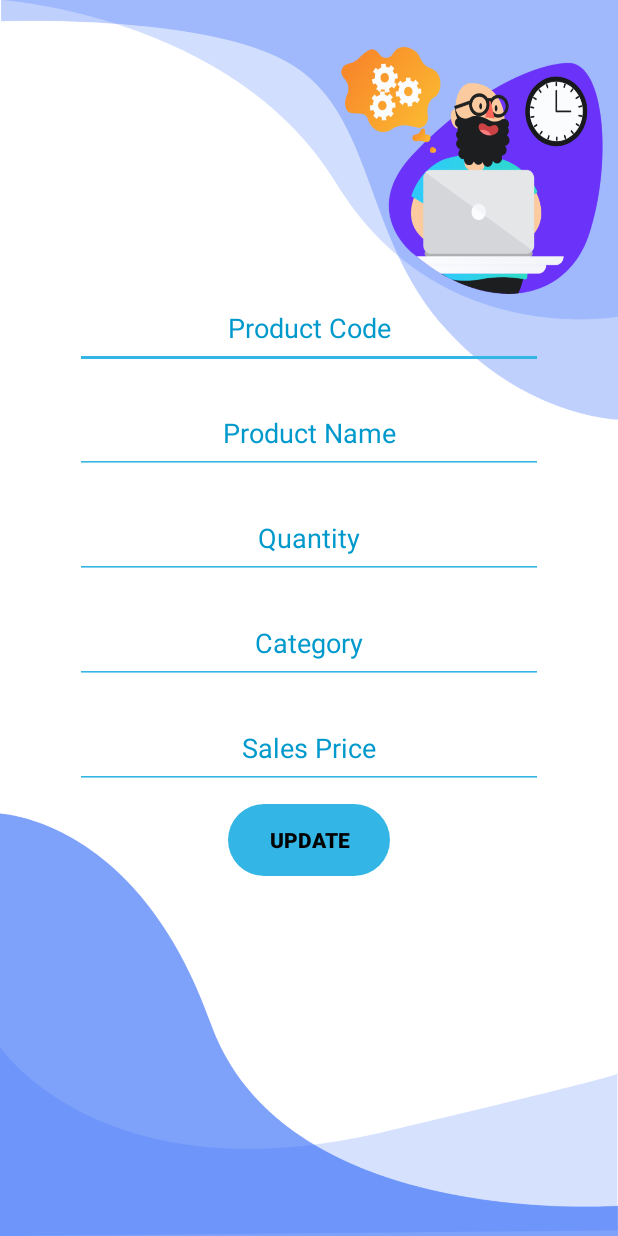
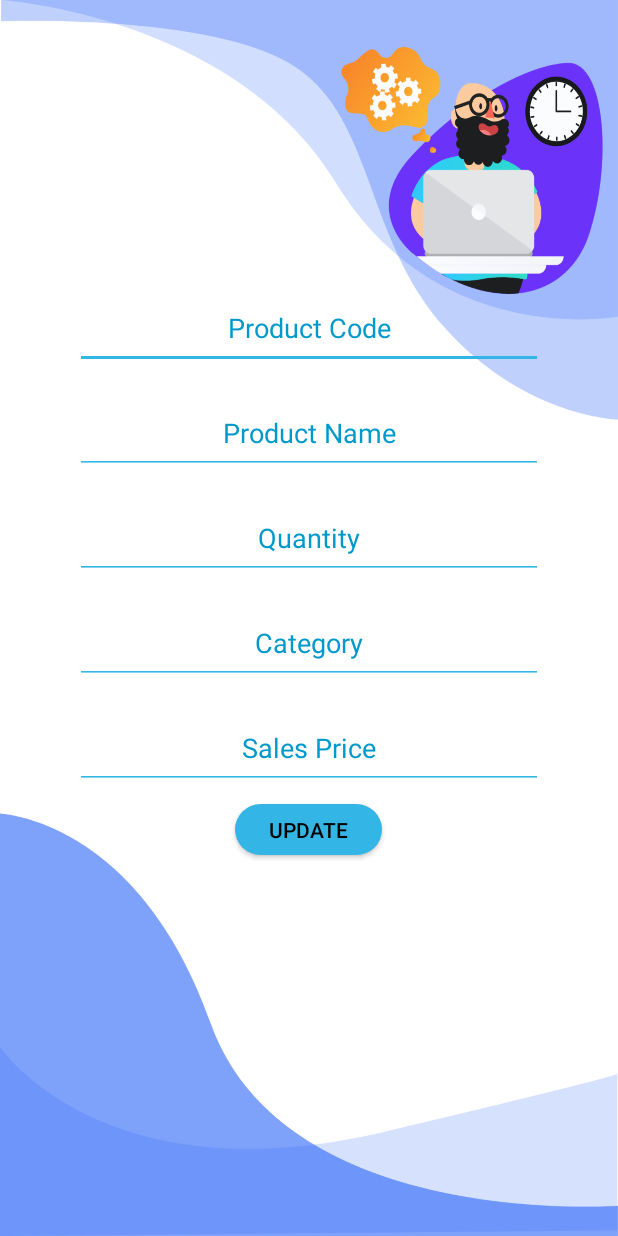
Before and after one commit to Alokakaluarachchi/Aplus-App-Android-, an Android app: the fragment InventoryUpdate shown on its own in the app's theme, on a phone screen of 412 x 824 dp. Run offline under Robolectric (Android 15) with nearby library versions, the phone set to English and light mode, and no system bars.

Commit message:
implemented crud1

```diff
--- a/app/src/main/java/com/example/aplusapp/activity/InventoryListActivity.java
+++ b/app/src/main/java/com/example/aplusapp/activity/InventoryListActivity.java
@@ -53,7 +53,7 @@ public class InventoryListActivity extends Fragment {
         recyclerViewInventory = (RecyclerView) rootView.findViewById(R.id.recycler_view_inventory);
         btnInventory = rootView.findViewById(R.id.btnAddInventory);
 
-        iAdapter = new InventoryAdapter(inventoryList,getActivity().getApplication(), token, getChildFragmentManager(), InventoryListActivity.this , new ClickListener() {
+        iAdapter = new InventoryAdapter(inventoryList,getActivity().getApplication(), token, getChildFragmentManager(), InventoryListActivity.this, getContext() , new ClickListener() {
             @Override
             public void onPositionClicked(int position) {
 
--- a/app/src/main/java/com/example/aplusapp/activity/InventoryUpdate.java
+++ b/app/src/main/java/com/example/aplusapp/activity/InventoryUpdate.java
@@ -43,6 +43,7 @@ public class InventoryUpdate extends Fragment {
                 String priceInput = usalesprice.getText().toString().trim();
                 String categoryInput = ucategory.getText().toString().trim();
 
+
                 if(idInput.isEmpty()){
                     uid.setError("Field can't be empty");
                     return ;
@@ -73,6 +74,7 @@ public class InventoryUpdate extends Fragment {
                 inventoryrepo.updateInventory(imodel);
 
                 Toast.makeText(getActivity(),"Successfully Updated",Toast.LENGTH_SHORT).show();
+                getFragmentManager().beginTransaction().replace(R.id.fragmentContainer, new InventoryListActivity()).commit();
 
             }
         });
--- a/app/src/main/java/com/example/aplusapp/db/dao/InventoryDao.java
+++ b/app/src/main/java/com/example/aplusapp/db/dao/InventoryDao.java
@@ -31,4 +31,6 @@ public interface InventoryDao {
     @Query("SELECT * FROM inventory ORDER BY InventoryName asc")
     LiveData<List<Inventory>> fetchAll();
 
+    @Query("select * from inventory where ID = :ID")
+    Inventory findByID(int ID);
 }
--- a/app/src/main/java/com/example/aplusapp/db/repos/InventoryRepository.java
+++ b/app/src/main/java/com/example/aplusapp/db/repos/InventoryRepository.java
@@ -8,6 +8,7 @@ import com.example.aplusapp.db.GeneralRoomDatabase;
 import com.example.aplusapp.db.dao.InventoryDao;
 import com.example.aplusapp.model.Customers;
 import com.example.aplusapp.model.Inventory;
+import com.example.aplusapp.model.Users;
 
 import java.util.List;
 
@@ -43,7 +44,10 @@ public class InventoryRepository {
             inventoryDao.updateInventory(inventory);
         });
     }
-
+    public Inventory findByID(int id){
+        Inventory inventory = inventoryDao.findByID(id);
+        return inventory;
+    }
 
 
 }
--- a/app/src/main/res/layout/update_inventory.xml
+++ b/app/src/main/res/layout/update_inventory.xml
@@ -39,7 +39,6 @@
         android:hint="@string/product_name"
         android:textColorHint="@android:color/holo_blue_dark" />
 
-
     <EditText
 
         android:id="@+id/uqty"
@@ -52,7 +51,6 @@
         android:gravity="center_horizontal"
         android:hint="@string/quantity"
         android:textColorHint="@android:color/holo_blue_dark" />
-
 
     <EditText
 
@@ -80,18 +78,15 @@
         android:hint="@string/sales_price"
         android:textColorHint="@android:color/holo_blue_dark" />
 
-    <Button
+        <Button
         android:id="@+id/update"
-        style="@style/Widget.AppCompat.Button.Colored"
-        android:layout_width="108dp"
-        android:layout_height="wrap_content"
+        android:layout_width="98dp"
+        android:layout_height="34dp"
         android:layout_gravity="center_horizontal"
         android:layout_marginTop="10dp"
+        android:layout_marginBottom="50dp"
         android:background="@drawable/shape_button"
-        android:stateListAnimator="@null"
         android:text="@string/update_inventory"
-        android:textColor="@color/Black"
-        android:textStyle="bold" />
-
+        android:textColor="@color/Black" />
 
 </LinearLayout>
```
Also changed, not shown: app/src/main/java/com/example/aplusapp/adepter/InventoryAdapter.java (+36 -3 lines), app/src/main/java/com/example/aplusapp/model/Inventory.java (+0 -14 lines).
